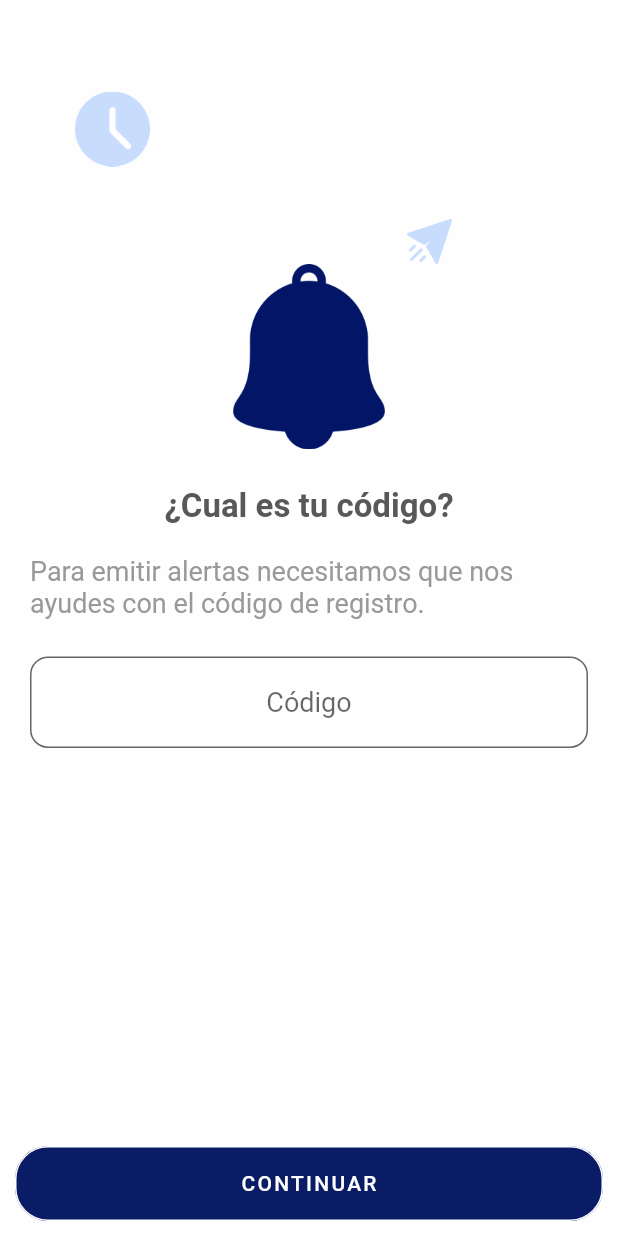
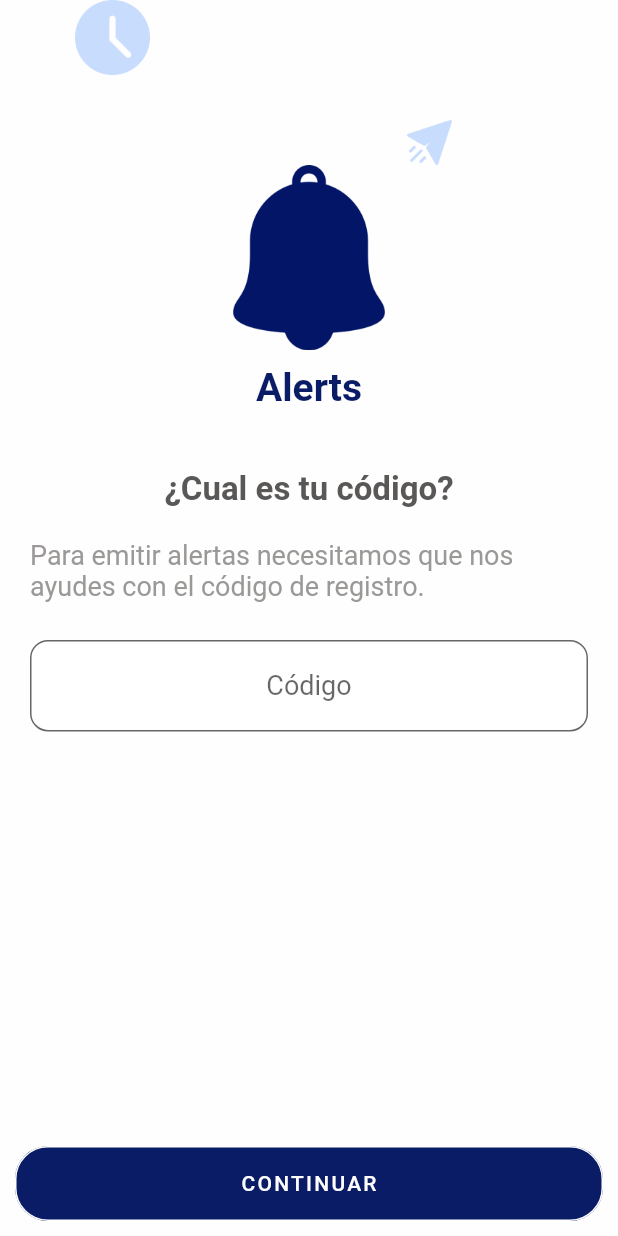
Before and after one commit to jackdaliss/garita, a Flutter app: the Register1 screen opened directly, on a phone screen of 412 x 824 dp. Run offline on Flutter 3.47's test engine with Material 2 defaults, Android fonts, the phone set to English and light mode, and no system bars; our stand-ins replace cloud_firestore, data_connection_checker, flushbar, progress_dialog, rflutter_alert, shared_preferences; accounts and stored records are empty.

Commit message:
Se agrego un titulo de Aplicacion por debajo de la campana en la ventana register1

```diff
--- a/lib/library/variables_globales.dart
+++ b/lib/library/variables_globales.dart
@@ -5,3 +5,4 @@ Garita garita;
 List<UsAlerta> lista_alertas = new List<UsAlerta>();
 List<UsAlerta> lista_alertas_filtro = new List<UsAlerta>();
 String mensaje;
+String app_name="Alerts";
--- a/lib/models/garita.dart
+++ b/lib/models/garita.dart
@@ -87,6 +87,7 @@ class MyColors{
 }
 
 class TamanioTexto{
+  static double logo=26.0;
   static double titulo=22.0;
   static double subtitulo=18.0;
   static double texto_pequenio=15.0;
--- a/lib/screens/register1.dart
+++ b/lib/screens/register1.dart
@@ -33,11 +33,11 @@ class _Register1State extends State<Register1> {
   Widget build(BuildContext context) {
     return Scaffold(
       resizeToAvoidBottomPadding: false,
-      appBar: AppBar(
+      /*appBar: AppBar(
         elevation: 0.0,
         backgroundColor: MyColors.white_grey,
-      ),
-      body: body(context),
+      ),*/
+      body: SafeArea(child: body(context)),
       backgroundColor: MyColors.white_grey,
     );
   }
@@ -56,7 +56,7 @@ class _Register1State extends State<Register1> {
                     Container(
                       child: Container(
                         width: 50.0,
-                        height: 60.0,
+                        //height: 10.0,
                         child: SizedBox(
                           width: 20.0,
                         ),
@@ -99,7 +99,18 @@ class _Register1State extends State<Register1> {
                   ),
                 ),
                 SizedBox(
-                  height: 25.0,
+                  height: 10.0,
+                ),
+                Text(
+                  global.app_name,
+                  style: TextStyle(
+                    color: MyColors.sapphire,
+                    fontSize: TamanioTexto.logo,
+                    fontWeight: FontWeight.bold,
+                  ),
+                ),
+                SizedBox(
+                  height: 40.0,
                 ),
                 Text(
                   '¿Cual es tu código?',
@@ -140,7 +151,6 @@ class _Register1State extends State<Register1> {
                       controller: myController,
                       decoration: InputDecoration(
                         filled: true,
-
                         fillColor: MyColors.white,
                         border: OutlineInputBorder(
                           borderRadius: BorderRadius.all(
@@ -156,7 +166,6 @@ class _Register1State extends State<Register1> {
                           borderSide:
                               BorderSide(width: 1, color: MyColors.grey60),
                         ),
-
                         hintText: 'Código',
                       ),
                       textAlign: TextAlign.center,
@@ -187,12 +196,10 @@ class _Register1State extends State<Register1> {
                     );
 
                     _verificarRegistro(context);
-
                   },
                   child: Text(
                     'CONTINUAR',
-                      style: TextStyle(letterSpacing: 1.5, color: MyColors.white
-                          ),
+                    style: TextStyle(letterSpacing: 1.5, color: MyColors.white),
                   ),
                   shape: RoundedRectangleBorder(
                       borderRadius: new BorderRadius.circular(22.0),
@@ -202,7 +209,9 @@ class _Register1State extends State<Register1> {
             ),
           ),
         ),
-        SizedBox(height: Posiciones.separacion_inferior_boton,)
+        SizedBox(
+          height: Posiciones.separacion_inferior_boton,
+        )
       ],
     );
   }
@@ -305,7 +314,6 @@ class _Register1State extends State<Register1> {
                       controller: myController,
                       decoration: InputDecoration(
                         filled: true,
-
                         fillColor: MyColors.white,
                         border: OutlineInputBorder(
                           borderRadius: BorderRadius.all(
@@ -321,7 +329,6 @@ class _Register1State extends State<Register1> {
                           borderSide:
                               BorderSide(width: 1, color: MyColors.grey60),
                         ),
-
                         hintText: 'Código',
                       ),
                       textAlign: TextAlign.center,
@@ -351,13 +358,11 @@ class _Register1State extends State<Register1> {
                       );
 
                       _verificarRegistro(context);
-
-
                     },
                     child: Text(
                       'CONTINUAR',
-                      style: TextStyle(letterSpacing: 1.5, color: MyColors.white
-                          ),
+                      style:
+                          TextStyle(letterSpacing: 1.5, color: MyColors.white),
                     ),
                     shape: RoundedRectangleBorder(
                         borderRadius: new BorderRadius.circular(22.0),
@@ -462,5 +467,4 @@ class _Register1State extends State<Register1> {
       MaterialPageRoute(builder: (context) => Register2()),
     );
   }
-
 }
```
Lines whose indentation alone changed are shown as unchanged.
